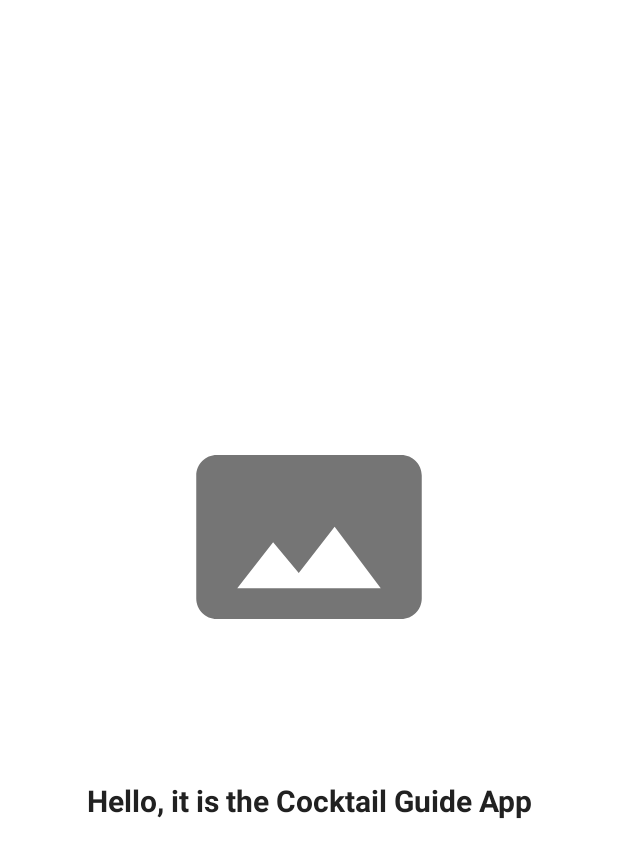
After one commit to ElviraHoward/CocktailGuideApp, an Android app: the layout fragment_on_boarding_welcome.xml on its own in the app's theme, with its tools: preview values and no code run, on a phone screen of 412 x 824 dp. The commit adds this screen. Shown: the top 858 px of the screen. Run offline under Robolectric (Android 15) with nearby library versions, the phone set to English and light mode, and no system bars.

Commit message:
onBoarding is updated

```diff
--- a/app/src/main/AndroidManifest.xml
+++ b/app/src/main/AndroidManifest.xml
@@ -15,7 +15,7 @@
             android:name=".onboarding.OnBoardingActivity"
             android:exported="false" />-->
         <activity
-            android:name=".onboarding.OnBoardingActivity"
+            android:name=".onBoarding.OnBoardingActivity"
             android:exported="true">
             <intent-filter>
                 <action android:name="android.intent.action.MAIN" />
--- /dev/null
+++ b/app/src/main/res/drawable/ic_empty_image_on_boarding.xml
@@ -0,0 +1,5 @@
+<vector android:height="164dp" android:tint="#757575"
+    android:viewportHeight="24" android:viewportWidth="24"
+    android:width="164dp" xmlns:android="http://schemas.android.com/apk/res/android">
+    <path android:fillColor="@android:color/white" android:pathData="M23,18V6c0,-1.1 -0.9,-2 -2,-2H3c-1.1,0 -2,0.9 -2,2v12c0,1.1 0.9,2 2,2h18c1.1,0 2,-0.9 2,-2zM8.5,12.5l2.5,3.01L14.5,11l4.5,6H5l3.5,-4.5z"/>
+</vector>
--- /dev/null
+++ b/app/src/main/res/layout/fragment_on_boarding_welcome.xml
@@ -0,0 +1,36 @@
+<?xml version="1.0" encoding="utf-8"?>
+<ScrollView xmlns:android="http://schemas.android.com/apk/res/android"
+    xmlns:tools="http://schemas.android.com/tools"
+    android:layout_width="match_parent"
+    android:layout_height="match_parent"
+    tools:context=".onBoarding.OnBoardingWelcomeFragment">
+
+    <LinearLayout
+        android:layout_width="match_parent"
+        android:layout_height="wrap_content"
+        android:layout_gravity="center"
+        android:gravity="center"
+        android:orientation="vertical">
+
+        <ImageView
+            android:layout_width="wrap_content"
+            android:layout_height="wrap_content"
+            android:src="@drawable/ic_empty_image_on_boarding" />
+
+        <Space
+            android:layout_width="match_parent"
+            android:layout_height="80dp"/>
+
+        <TextView
+            android:id="@+id/onboarding_text"
+            android:layout_width="match_parent"
+            android:layout_height="wrap_content"
+            android:gravity="center_horizontal"
+            android:layout_gravity="center"
+            android:textColor="@color/black_text"
+            android:textSize="20sp"
+            android:textStyle="bold"
+            android:text="@string/on_boarding" />
+    </LinearLayout>
+
+</ScrollView>
--- a/app/src/main/res/values-night/themes.xml
+++ b/app/src/main/res/values-night/themes.xml
@@ -2,13 +2,13 @@
     <!-- Base application theme. -->
     <style name="Theme.CocktailGuideApp" parent="Theme.MaterialComponents.DayNight.DarkActionBar">
         <!-- Primary brand color. -->
-        <item name="colorPrimary">@color/purple_200</item>
-        <item name="colorPrimaryVariant">@color/purple_700</item>
-        <item name="colorOnPrimary">@color/black</item>
+        <item name="colorPrimary">@color/green</item>
+        <item name="colorPrimaryVariant">@color/dark_green</item>
+        <item name="colorOnPrimary">@color/black_text</item>
         <!-- Secondary brand color. -->
-        <item name="colorSecondary">@color/teal_200</item>
-        <item name="colorSecondaryVariant">@color/teal_200</item>
-        <item name="colorOnSecondary">@color/black</item>
+        <item name="colorSecondary">@color/blue_grey</item>
+        <item name="colorSecondaryVariant">@color/light_grey</item>
+        <item name="colorOnSecondary">@color/white</item>
         <!-- Status bar color. -->
         <item name="android:statusBarColor">?attr/colorPrimaryVariant</item>
         <!-- Customize your theme here. -->
--- a/app/src/main/res/values/colors.xml
+++ b/app/src/main/res/values/colors.xml
@@ -1,10 +1,11 @@
 <?xml version="1.0" encoding="utf-8"?>
 <resources>
-    <color name="purple_200">#FFBB86FC</color>
-    <color name="purple_500">#FF6200EE</color>
-    <color name="purple_700">#FF3700B3</color>
-    <color name="teal_200">#FF03DAC5</color>
-    <color name="teal_700">#FF018786</color>
-    <color name="black">#FF000000</color>
+    <color name="dark_green">#689F38</color>
+    <color name="light_green">#DCEDC8</color>
+    <color name="green">#8BC34A</color>
+    <color name="blue_grey">#607D8B</color>
+    <color name="light_grey">#757575</color>
+    <color name="grey">#BDBDBD</color>
+    <color name="black_text">#212121</color>
     <color name="white">#FFFFFFFF</color>
 </resources>
--- a/app/src/main/res/values/themes.xml
+++ b/app/src/main/res/values/themes.xml
@@ -2,13 +2,13 @@
     <!-- Base application theme. -->
     <style name="Theme.CocktailGuideApp" parent="Theme.MaterialComponents.DayNight.DarkActionBar">
         <!-- Primary brand color. -->
-        <item name="colorPrimary">@color/purple_500</item>
-        <item name="colorPrimaryVariant">@color/purple_700</item>
-        <item name="colorOnPrimary">@color/white</item>
+        <item name="colorPrimary">@color/green</item>
+        <item name="colorPrimaryVariant">@color/dark_green</item>
+        <item name="colorOnPrimary">@color/black_text</item>
         <!-- Secondary brand color. -->
-        <item name="colorSecondary">@color/teal_200</item>
-        <item name="colorSecondaryVariant">@color/teal_700</item>
-        <item name="colorOnSecondary">@color/black</item>
+        <item name="colorSecondary">@color/blue_grey</item>
+        <item name="colorSecondaryVariant">@color/light_grey</item>
+        <item name="colorOnSecondary">@color/white</item>
         <!-- Status bar color. -->
         <item name="android:statusBarColor">?attr/colorPrimaryVariant</item>
         <!-- Customize your theme here. -->
```
Also changed, not shown: app/src/main/java/com/elvirafatkhutdinova/cocktailguideapp/onBoarding/OnBoardingActivity.kt (renamed from app/src/main/java/com/elvirafatkhutdinova/cocktailguideapp/onboarding/OnBoardingActivity.kt, +7 -3 lines), app/src/main/java/com/elvirafatkhutdinova/cocktailguideapp/onBoarding/OnBoardingWelcomeFragment.kt (added, +29 -0 lines), app/src/main/java/com/elvirafatkhutdinova/cocktailguideapp/onboarding/OnBoardingFragment.kt (deleted, +0 -18 lines), app/src/main/res/drawable/default_dot.xml (added, +12 -0 lines), app/src/main/res/drawable/selected_dot.xml (added, +12 -0 lines), app/src/main/res/drawable/tab_selector.xml (added, +9 -0 lines), app/src/main/res/layout/activity_onboarding.xml (+15 -1 lines), app/src/main/res/layout/fragment_on_boarding.xml (deleted, +0 -17 lines).
